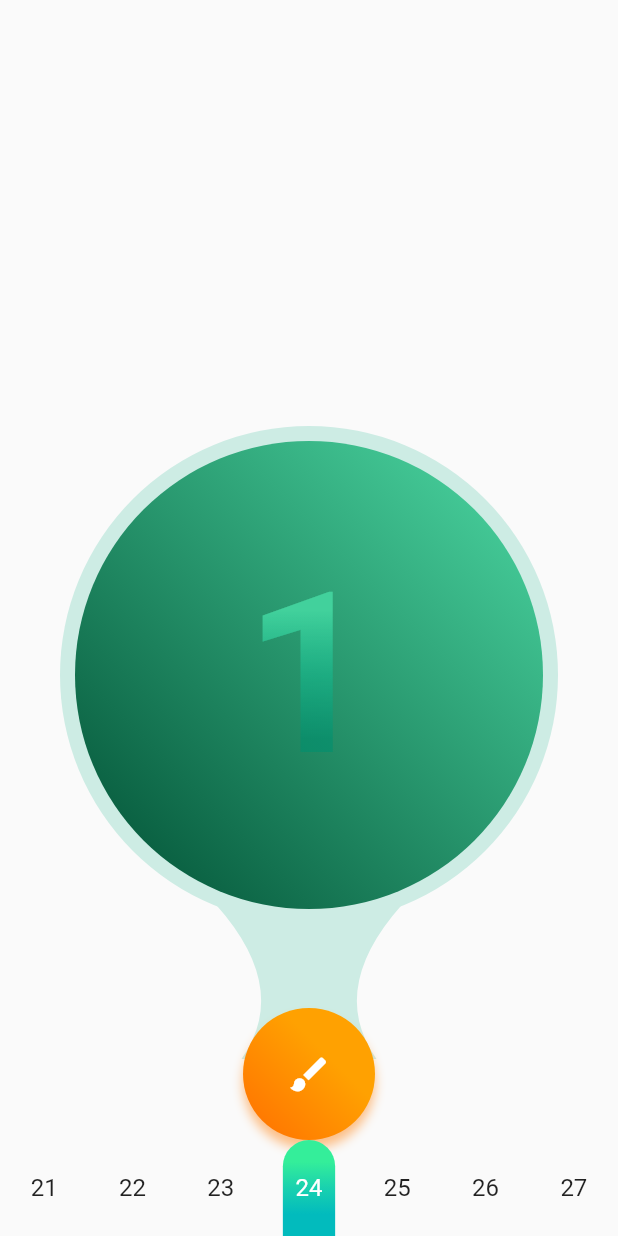
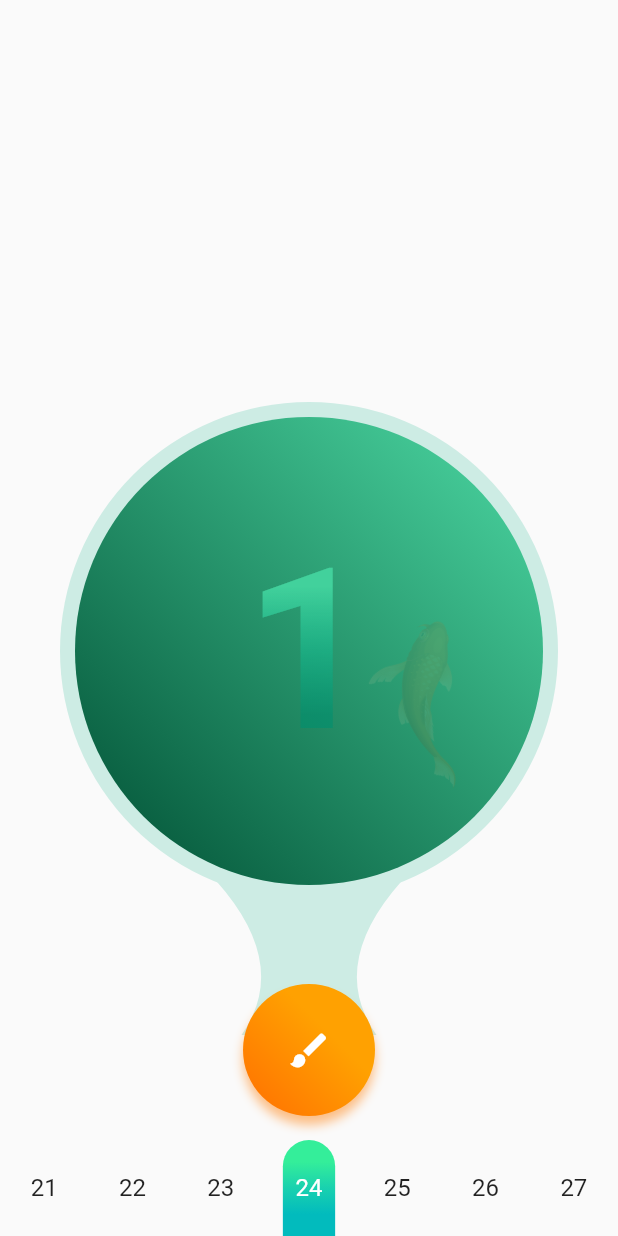
Before and after one commit to marinalvdgs/goldfish_notes_ui_demo, a Flutter app: the screen it shows after launch, after a tap on the "brush" icon, on a phone screen of 412 x 824 dp. Run offline on Flutter 3.47's test engine with Material 2 defaults, Android fonts, the phone set to English and light mode, and no system bars; drawn by our look-alikes of table_calendar.

Commit message:
add fishes on tap on counter

```diff
--- a/lib/ui/widgets/gn_counter.dart
+++ b/lib/ui/widgets/gn_counter.dart
@@ -2,6 +2,7 @@ import 'dart:math';
 
 import 'package:flutter/material.dart';
 import 'package:goldfish_notes_ui_demo/ui/widgets/counter_painter.dart';
+import 'package:goldfish_notes_ui_demo/ui/widgets/gn_random_fish.dart';
 
 class GNCounter extends StatefulWidget {
   @override
@@ -88,7 +89,12 @@ class _GNCounterState extends State<GNCounter> {
   @override
   Widget build(BuildContext context) {
     final double radius = MediaQuery.of(context).size.width / 2 - 50;
-    return Column(
+    final Size size = Size(MediaQuery.of(context).size.width,
+        MediaQuery.of(context).size.height / 2);
+    Random random = Random();
+    return Padding(
+      padding: const EdgeInsets.only(bottom: 16),
+      child: Column(
         mainAxisSize: MainAxisSize.min,
         children: [
           Padding(
@@ -98,11 +104,26 @@ class _GNCounterState extends State<GNCounter> {
               child: Stack(
                 children: [
                   CustomPaint(
-                  size: Size(MediaQuery.of(context).size.width,
-                      MediaQuery.of(context).size.height / 2),
+                    size: size,
                     painter: CounterPainter(radius: radius),
                   ),
                   buildAnimatedCount(),
+                  for (int i = 0; i < count; i++)
+                    Center(
+                      child: Container(
+                        margin: EdgeInsets.only(top: size.height/2-radius),
+                        clipBehavior: Clip.hardEdge,
+                        height: radius*2,
+                        width: radius*2,
+                        decoration:
+                        BoxDecoration(shape: BoxShape.circle),
+                        child: GNRandomFish(
+                          random: random,
+                          size: size,
+                          radius: radius,
+                        ),
+                      ),
+                    )
                 ],
               ),
             ),
@@ -112,6 +133,7 @@ class _GNCounterState extends State<GNCounter> {
             child: buildCounterButton(radius),
           ),
         ],
+      ),
     );
   }
 }
--- /dev/null
+++ b/lib/ui/widgets/gn_random_fish.dart
@@ -0,0 +1,128 @@
+import 'dart:math';
+
+import 'package:flutter/material.dart';
+
+import '../splash_screen.dart';
+
+double getStartAngle(
+    double min, double max, double dx1, double dx2, double dy1, double dy2) {
+  if (dx1 == min && dx2 == max) {
+    if (dy1 <= 0)
+      return 3 * pi / 2 + getSweepAngle(dy2, false);
+    else
+      return pi + getSweepAngle(dy2, true);
+  }
+  if (dx1 == max && dx2 == min) {
+    if (dy1 <= 0)
+      return 0 + getSweepAngle(dy2, false);
+    else
+      return pi / 2 + getSweepAngle(dy2, false);
+  }
+  if (dy1 == min && dy2 == max) {
+    if (dx1 <= 0)
+      return 3 * pi / 2 + getSweepAngle(dx2, false);
+    else
+      return 0 + getSweepAngle(dx2, false);
+  }
+  if (dy1 == max && dy2 == min) {
+    if (dx1 <= 0)
+      return pi + getSweepAngle(dx2, true);
+    else
+      return pi / 2 + getSweepAngle(dx2, true);
+  }
+}
+
+double getSweepAngle(double dy, bool isDy) {
+  if (dy.abs() > 1) dy = 1 - dy.abs();
+  if (isDy) return pi / 2 * (1 + dy);
+  return pi / 2 * dy.abs();
+}
+
+class GNRandomFish extends StatefulWidget {
+  final Random random;
+  final Size size;
+  final double radius;
+
+  GNRandomFish(
+      {@required this.random, @required this.size, @required this.radius});
+
+  @override
+  _GNRandomFishState createState() => _GNRandomFishState();
+}
+
+class _GNRandomFishState extends State<GNRandomFish>
+    with SingleTickerProviderStateMixin {
+  AnimationController fishController;
+  Animation<Offset> offsetAnimation;
+  double opacity;
+  double randomNum;
+  double height;
+  double angle = pi;
+
+  @override
+  void initState() {
+    Random random = widget.random;
+    fishController =
+        AnimationController(duration: Duration(seconds: 3), vsync: this)
+          ..repeat();
+    randomNum = random.nextDouble();
+    opacity = randomNum < 0.1 ? 1.0 : randomNum;
+    height = random.nextDouble() * 100 + 25;
+    final double x = widget.radius / widget.size.width / 2 + 0.2;
+    final double y = widget.radius / widget.size.height;
+    final candidates = [
+      Tween(
+        begin: Offset(random.nextDouble() + 0.2, -y),
+        end: Offset(-random.nextDouble() - 0.2, y),
+      ),
+      Tween(
+        begin: Offset(random.nextDouble() + 0.2, y),
+        end: Offset(-random.nextDouble() - 0.2, -y),
+      ),
+      Tween(
+        begin: Offset(x, random.nextDouble() + 0.2),
+        end: Offset(-x, -random.nextDouble() - 0.2),
+      ),
+      Tween(
+        begin: Offset(-x, random.nextDouble() + 0.2),
+        end: Offset(x, -random.nextDouble() - 0.2),
+      )
+    ];
+
+    var tween = candidates[random.nextInt(candidates.length - 1)];
+    offsetAnimation = tween
+        .animate(CurvedAnimation(parent: fishController, curve: Curves.linear));
+
+    debugPrint('${candidates.indexOf(tween)} ${tween.begin}  ${tween.end}');
+    double a = candidates.indexOf(tween) < 2 ? y : x;
+    angle = getStartAngle(
+            -a, a, tween.begin.dx, tween.end.dx, tween.begin.dy, tween.end.dy) +
+        pi / 6;
+    super.initState();
+  }
+
+  @override
+  void dispose() {
+    fishController.dispose();
+    super.dispose();
+  }
+
+  @override
+  Widget build(BuildContext context) {
+    return SlideTransition(
+        position: offsetAnimation,
+        child: FittedBox(
+          fit: BoxFit.none,
+          child: Opacity(
+            opacity: opacity,
+            child: Transform.rotate(
+              angle: angle,
+              child: Image.asset(
+                fish,
+                height: height,
+              ),
+            ),
+          ),
+        ));
+  }
+}
```
Lines whose indentation alone changed are shown as unchanged.
